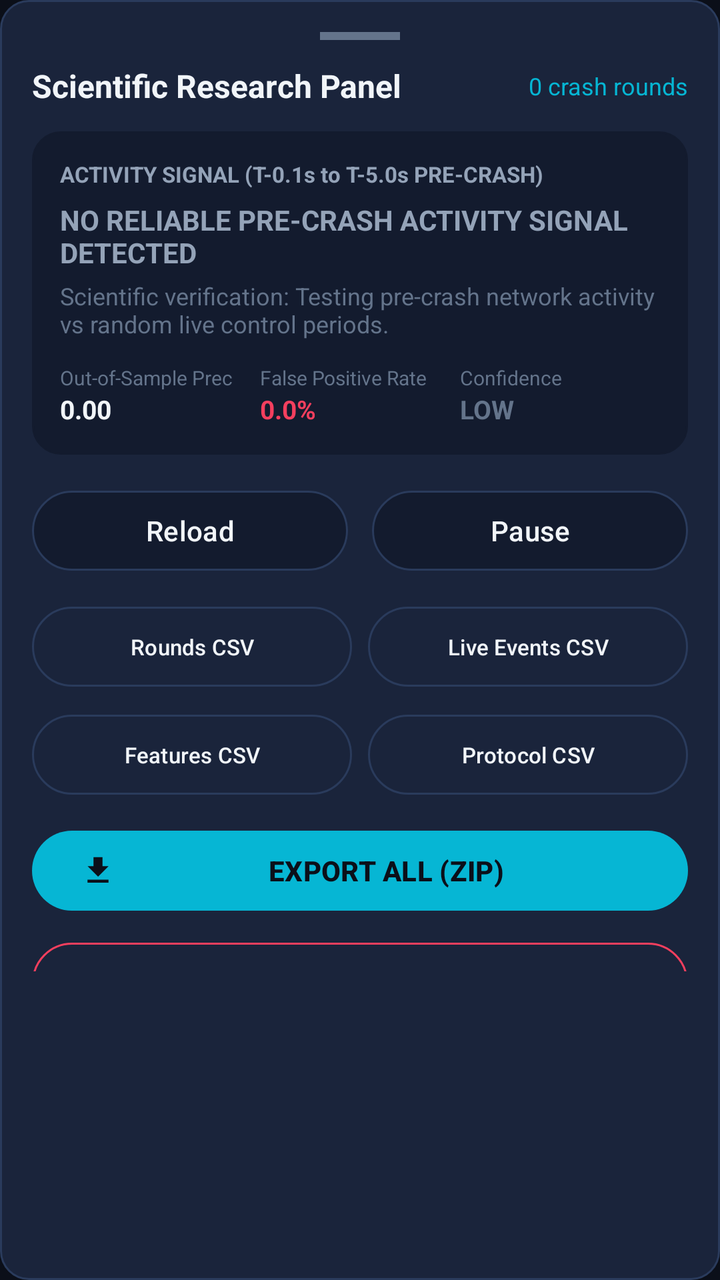
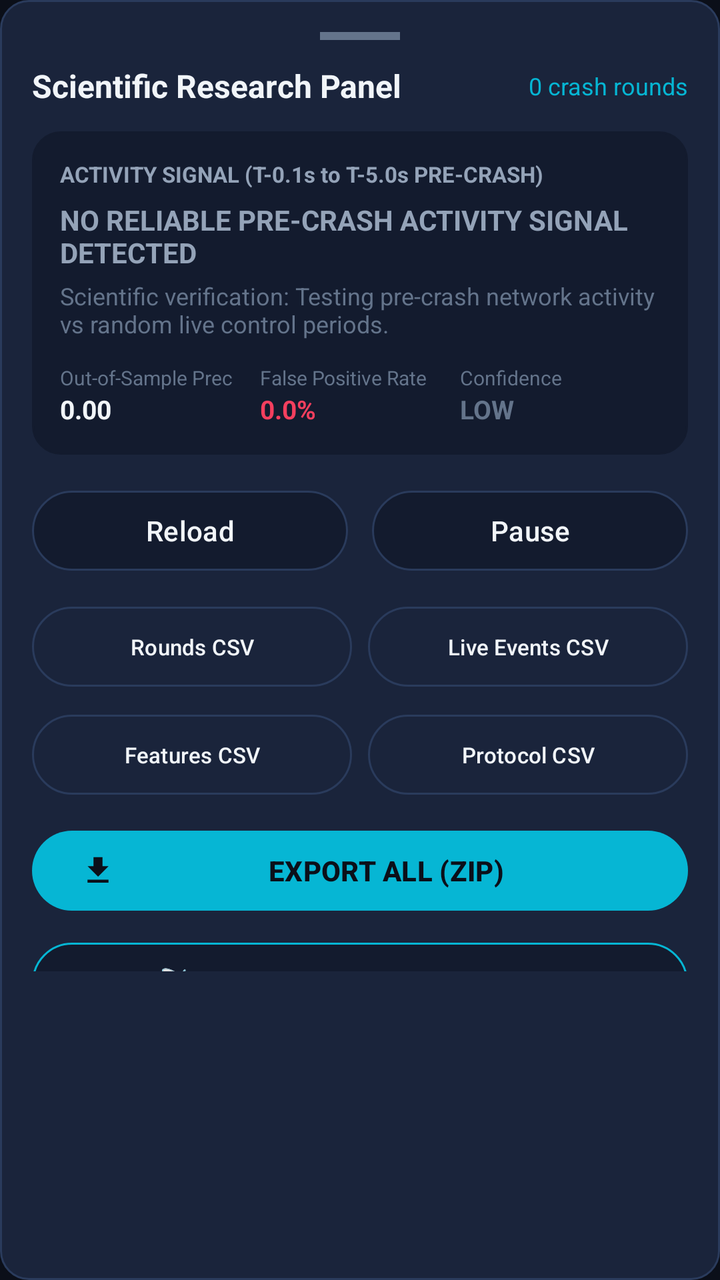

An Android layout rendered at two revisions. The XML below is the earlier revision; the diff shows what the commit changed to produce the second picture.
<!-- AndroidManifest.xml: application theme Theme.AviatorSignalLab -->
<!-- res/layout/bottom_sheet_research.xml -->
<?xml version="1.0" encoding="utf-8"?>
<LinearLayout
    xmlns:android="http://schemas.android.com/apk/res/android"
    xmlns:app="http://schemas.android.com/apk/res-auto"
    android:id="@+id/bottomSheetContainer"
    android:layout_width="match_parent"
    android:layout_height="wrap_content"
    android:background="@drawable/bg_card"
    android:orientation="vertical"
    android:padding="16dp"
    app:behavior_hideable="true"
    app:behavior_peekHeight="72dp"
    app:layout_behavior="com.google.android.material.bottomsheet.BottomSheetBehavior">

    
    <View
        android:layout_width="40dp"
        android:layout_height="4dp"
        android:layout_gravity="center_horizontal"
        android:layout_marginBottom="12dp"
        android:background="@color/text_muted" />

    
    <LinearLayout
        android:layout_width="match_parent"
        android:layout_height="wrap_content"
        android:gravity="center_vertical"
        android:orientation="horizontal"
        android:layout_marginBottom="12dp">

        <TextView
            android:layout_width="0dp"
            android:layout_height="wrap_content"
            android:layout_weight="1"
            android:text="Scientific Research Panel"
            android:textColor="@color/text_primary"
            android:textSize="16sp"
            android:textStyle="bold" />

        <TextView
            android:id="@+id/tvSheetRoundsAnalyzed"
            android:layout_width="wrap_content"
            android:layout_height="wrap_content"
            android:text="0 crash rounds"
            android:textColor="@color/accent_cyan"
            android:textSize="12sp" />
    </LinearLayout>

    <androidx.core.widget.NestedScrollView
        android:layout_width="match_parent"
        android:layout_height="420dp"
        android:fillViewport="true">

        <LinearLayout
            android:layout_width="match_parent"
            android:layout_height="wrap_content"
            android:orientation="vertical">

            
            <LinearLayout
                android:layout_width="match_parent"
                android:layout_height="wrap_content"
                android:background="@drawable/bg_card"
                android:backgroundTint="@color/bg_secondary"
                android:orientation="vertical"
                android:padding="14dp"
                android:layout_marginBottom="14dp">

                <TextView
                    android:layout_width="wrap_content"
                    android:layout_height="wrap_content"
                    android:text="ACTIVITY SIGNAL (T-0.1s to T-5.0s PRE-CRASH)"
                    android:textColor="@color/text_secondary"
                    android:textSize="11sp"
                    android:textStyle="bold" />

                <TextView
                    android:id="@+id/tvSignalConclusion"
                    android:layout_width="match_parent"
                    android:layout_height="wrap_content"
                    android:layout_marginTop="6dp"
                    android:text="@string/sig_no_signal"
                    android:textColor="@color/text_secondary"
                    android:textSize="14sp"
                    android:textStyle="bold" />

                <TextView
                    android:id="@+id/tvSignalDetails"
                    android:layout_width="match_parent"
                    android:layout_height="wrap_content"
                    android:layout_marginTop="4dp"
                    android:text="Scientific verification: Testing pre-crash network activity vs random live control periods."
                    android:textColor="@color/text_muted"
                    android:textSize="12sp" />

                
                <LinearLayout
                    android:layout_width="match_parent"
                    android:layout_height="wrap_content"
                    android:orientation="horizontal"
                    android:layout_marginTop="12dp">

                    <LinearLayout
                        android:layout_width="0dp"
                        android:layout_height="wrap_content"
                        android:layout_weight="1"
                        android:orientation="vertical">
                        <TextView
                            android:layout_width="wrap_content"
                            android:layout_height="wrap_content"
                            android:text="Out-of-Sample Prec"
                            android:textColor="@color/text_muted"
                            android:textSize="10sp" />
                        <TextView
                            android:id="@+id/tvOutOfSamplePrec"
                            android:layout_width="wrap_content"
                            android:layout_height="wrap_content"
                            android:text="0.00"
                            android:textColor="@color/text_primary"
                            android:textSize="13sp"
                            android:textStyle="bold" />
                    </LinearLayout>

                    <LinearLayout
                        android:layout_width="0dp"
                        android:layout_height="wrap_content"
                        android:layout_weight="1"
                        android:orientation="vertical">
                        <TextView
                            android:layout_width="wrap_content"
                            android:layout_height="wrap_content"
                            android:text="False Positive Rate"
                            android:textColor="@color/text_muted"
                            android:textSize="10sp" />
                        <TextView
                            android:id="@+id/tvFalsePositiveRate"
                            android:layout_width="wrap_content"
                            android:layout_height="wrap_content"
                            android:text="0.0%"
                            android:textColor="@color/accent_rose"
                            android:textSize="13sp"
                            android:textStyle="bold" />
                    </LinearLayout>

                    <LinearLayout
                        android:layout_width="0dp"
                        android:layout_height="wrap_content"
                        android:layout_weight="1"
                        android:orientation="vertical">
                        <TextView
                            android:layout_width="wrap_content"
                            android:layout_height="wrap_content"
                            android:text="Confidence"
                            android:textColor="@color/text_muted"
                            android:textSize="10sp" />
                        <TextView
                            android:id="@+id/tvConfidenceLevel"
                            android:layout_width="wrap_content"
                            android:layout_height="wrap_content"
                            android:text="LOW"
                            android:textColor="@color/text_muted"
                            android:textSize="13sp"
                            android:textStyle="bold" />
                    </LinearLayout>

                </LinearLayout>

            </LinearLayout>

            
            <LinearLayout
                android:layout_width="match_parent"
                android:layout_height="wrap_content"
                android:orientation="horizontal"
                android:layout_marginBottom="10dp">

                <com.google.android.material.button.MaterialButton
                    android:id="@+id/btnSheetReload"
                    android:layout_width="0dp"
                    android:layout_height="wrap_content"
                    android:layout_weight="1"
                    android:layout_marginEnd="6dp"
                    android:text="@string/btn_reload"
                    android:textColor="@color/text_primary"
                    app:backgroundTint="@color/bg_secondary"
                    app:strokeColor="@color/bg_card_border"
                    app:strokeWidth="1dp" />

                <com.google.android.material.button.MaterialButton
                    android:id="@+id/btnSheetPauseResume"
                    android:layout_width="0dp"
                    android:layout_height="wrap_content"
                    android:layout_weight="1"
                    android:layout_marginStart="6dp"
                    android:text="@string/btn_pause"
                    android:textColor="@color/text_primary"
                    app:backgroundTint="@color/bg_secondary"
                    app:strokeColor="@color/bg_card_border"
                    app:strokeWidth="1dp" />
            </LinearLayout>

            
            <GridLayout
                android:layout_width="match_parent"
                android:layout_height="wrap_content"
                android:columnCount="2"
                android:rowCount="2"
                android:layout_marginBottom="10dp">

                <com.google.android.material.button.MaterialButton
                    android:id="@+id/btnExportRoundsCsv"
                    android:layout_width="0dp"
                    android:layout_height="wrap_content"
                    android:layout_columnWeight="1"
                    android:layout_marginEnd="4dp"
                    android:layout_marginBottom="6dp"
                    android:text="@string/btn_rounds_csv"
                    android:textSize="11sp"
                    android:textColor="@color/text_primary"
                    app:backgroundTint="@color/bg_card"
                    app:strokeColor="@color/bg_card_border"
                    app:strokeWidth="1dp" />

                <com.google.android.material.button.MaterialButton
                    android:id="@+id/btnExportEventsCsv"
                    android:layout_width="0dp"
                    android:layout_height="wrap_content"
                    android:layout_columnWeight="1"
                    android:layout_marginStart="4dp"
                    android:layout_marginBottom="6dp"
                    android:text="@string/btn_events_csv"
                    android:textSize="11sp"
                    android:textColor="@color/text_primary"
                    app:backgroundTint="@color/bg_card"
                    app:strokeColor="@color/bg_card_border"
                    app:strokeWidth="1dp" />

                <com.google.android.material.button.MaterialButton
                    android:id="@+id/btnExportFeaturesCsv"
                    android:layout_width="0dp"
                    android:layout_height="wrap_content"
                    android:layout_columnWeight="1"
                    android:layout_marginEnd="4dp"
                    android:text="@string/btn_features_csv"
                    android:textSize="11sp"
                    android:textColor="@color/text_primary"
                    app:backgroundTint="@color/bg_card"
                    app:strokeColor="@color/bg_card_border"
                    app:strokeWidth="1dp" />

                <com.google.android.material.button.MaterialButton
                    android:id="@+id/btnExportProtocolCsv"
                    android:layout_width="0dp"
                    android:layout_height="wrap_content"
                    android:layout_columnWeight="1"
                    android:layout_marginStart="4dp"
                    android:text="@string/btn_protocol_csv"
                    android:textSize="11sp"
                    android:textColor="@color/text_primary"
                    app:backgroundTint="@color/bg_card"
                    app:strokeColor="@color/bg_card_border"
                    app:strokeWidth="1dp" />

            </GridLayout>

            
            <com.google.android.material.button.MaterialButton
                android:id="@+id/btnExportAllZip"
                android:layout_width="match_parent"
                android:layout_height="wrap_content"
                android:layout_marginBottom="8dp"
                android:text="@string/btn_export_all"
                android:textColor="@color/bg_primary"
                android:textStyle="bold"
                app:backgroundTint="@color/accent_cyan"
                app:icon="@drawable/ic_download"
                app:iconTint="@color/bg_primary" />

            
            <com.google.android.material.button.MaterialButton
                android:id="@+id/btnClearData"
                android:layout_width="match_parent"
                android:layout_height="wrap_content"
                android:text="@string/btn_clear_data"
                android:textColor="@color/accent_rose"
                app:backgroundTint="@color/bg_card"
                app:strokeColor="@color/accent_rose"
                app:strokeWidth="1dp" />

        </LinearLayout>
    </androidx.core.widget.NestedScrollView>

</LinearLayout>
<!-- resources referenced by this layout -->
<resources>
  <color name="accent_cyan">#06B6D4</color>
  <color name="accent_rose">#F43F5E</color>
  <color name="bg_card">#1A243B</color>
  <color name="bg_card_border">#2A3B5C</color>
  <color name="bg_primary">#0B0F19</color>
  <color name="bg_secondary">#131B2E</color>
  <color name="text_muted">#64748B</color>
  <color name="text_primary">#F1F5F9</color>
  <color name="text_secondary">#94A3B8</color>
  <!-- drawable bg_card (drawable) -->
  <?xml version="1.0" encoding="utf-8"?>
  <shape xmlns:android="http://schemas.android.com/apk/res/android"
      android:shape="rectangle">
      <solid android:color="@color/bg_card" />
      <corners android:radius="14dp" />
      <stroke
          android:width="1dp"
          android:color="@color/bg_card_border" />
  </shape>
  <!-- drawable ic_download (drawable) -->
  <vector xmlns:android="http://schemas.android.com/apk/res/android"
      android:width="24dp"
      android:height="24dp"
      android:viewportWidth="24"
      android:viewportHeight="24">
      <path
          android:fillColor="#F1F5F9"
          android:pathData="M19,9h-4V3H9v6H5l7,7 7,-7zM5,18v2h14v-2H5z"/>
  </vector>
  <string name="btn_clear_data">Clear Data</string>
  <string name="btn_events_csv">Live Events CSV</string>
  <string name="btn_export_all">EXPORT ALL (ZIP)</string>
  <string name="btn_features_csv">Features CSV</string>
  <string name="btn_pause">Pause</string>
  <string name="btn_protocol_csv">Protocol CSV</string>
  <string name="btn_reload">Reload</string>
  <string name="btn_rounds_csv">Rounds CSV</string>
  <string name="sig_no_signal">NO RELIABLE PRE-CRASH ACTIVITY SIGNAL DETECTED</string>
  <style name="Theme.AviatorSignalLab" parent="Theme.Material3.Dark.NoActionBar">
          <item name="colorPrimary">@color/accent_cyan</item>
          <item name="colorPrimaryContainer">@color/bg_card</item>
          <item name="colorOnPrimaryContainer">@color/text_primary</item>
          <item name="colorSecondary">@color/accent_blue</item>
          <item name="android:statusBarColor">@color/bg_primary</item>
          <item name="android:navigationBarColor">@color/bg_primary</item>
          <item name="android:windowBackground">@color/bg_primary</item>
      </style>
  <color name="accent_blue">#3B82F6</color>
</resources>

<!-- the commit's change to res/layout/bottom_sheet_research.xml (unified diff, before → after) -->
@@ -278,6 +278,18 @@
 
             
             <com.google.android.material.button.MaterialButton
+                android:id="@+id/btnSheetWebhookConfig"
+                android:layout_width="match_parent"
+                android:layout_height="wrap_content"
+                android:layout_marginBottom="8dp"
+                android:text="📡 Setup Free Webhook Stream"
+                android:textColor="@color/text_primary"
+                app:backgroundTint="@color/bg_secondary"
+                app:strokeColor="@color/accent_cyan"
+                app:strokeWidth="1dp" />
+
+            
+            <com.google.android.material.button.MaterialButton
                 android:id="@+id/btnClearData"
                 android:layout_width="match_parent"
                 android:layout_height="wrap_content"
